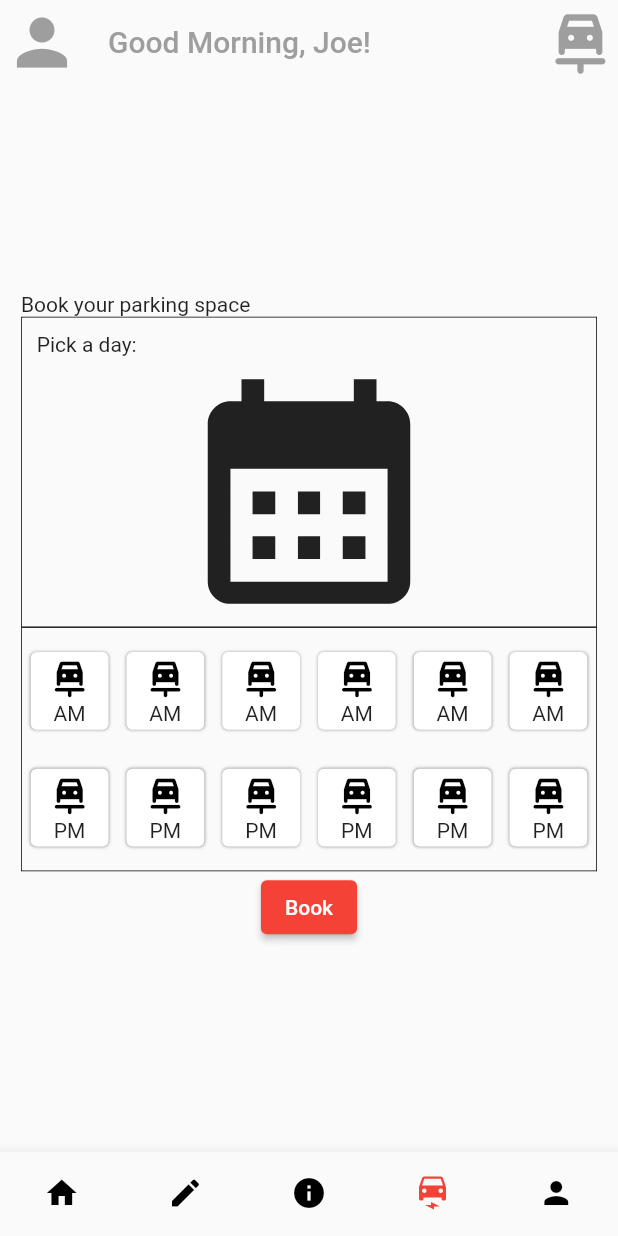
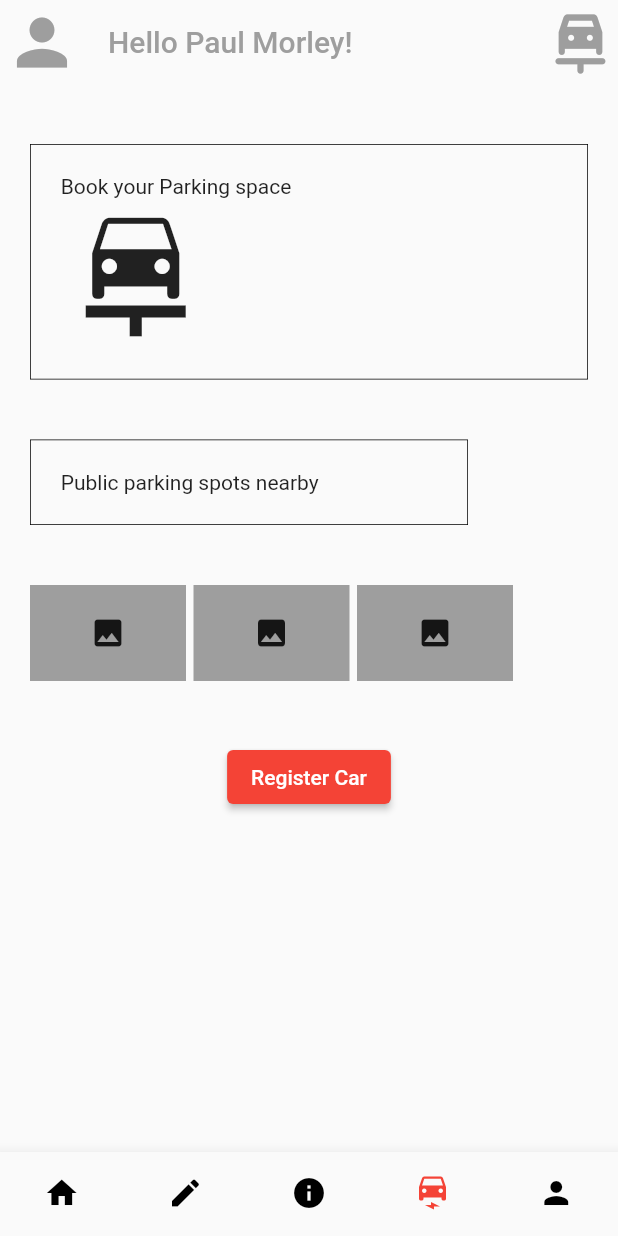
Before and after one commit to KasimAliAND/MurrayMobileFlutterSpike, a Flutter app: the TabbedNavigationBar screen opened directly, item 4 of the bottom bar chosen, on a phone screen of 412 x 824 dp. Run offline on Flutter 3.47's test engine with Material 2 defaults, Android fonts, the phone set to English and light mode, and no system bars.

Commit message:
random crap

```diff
--- a/lib/Parking/BookingCalendar.dart
+++ b/lib/Parking/Booking/BookingCalendar.dart
@@ -11,16 +11,20 @@ class BookingCalendar extends StatelessWidget {
         border: Border.all(width: 0.5)
       ),
       child: Column(
-        children: const [
-          Align(
+        children:[
+          const Align(
             alignment: Alignment.centerLeft,
             child: Padding(
-              child: Text("Pick a day:"),
-              padding: EdgeInsets.only(left: 10,top: 10)
+              padding: EdgeInsets.only(left: 10,top: 10),
+              child: Text("Pick a day:")
             ),
-
           ),
-          Icon(Icons.calendar_month, size: 180)
+          CalendarDatePicker(
+              initialDate: DateTime.now(),
+              firstDate: DateTime.now(),
+              lastDate: DateTime.now().add(const Duration(days: 1)),
+              onDateChanged: (date){},
+          )
         ],
       ),
     );
--- /dev/null
+++ b/lib/Parking/Booking/BookingPage.dart
@@ -0,0 +1,32 @@
+import 'package:flutter/material.dart';
+import 'package:murray_mobile_flutter/Parking/Booking/BookingCalendar.dart';
+import 'CarGrid.dart';
+
+class BookingPage extends StatelessWidget{
+  const BookingPage({super.key});
+
+  @override
+  Widget build(BuildContext context) {
+    return Scaffold(
+      body: Padding(
+        padding: const EdgeInsets.all(14.0),
+        child: Column(
+          mainAxisAlignment: MainAxisAlignment.center,
+          children: [
+            const Align(
+                alignment: Alignment.centerLeft,
+                child: Text("Book your parking space")
+            ),
+            const BookingCalendar(),
+            const CarGrid(),
+            ElevatedButton(
+                style: const ButtonStyle(backgroundColor: MaterialStatePropertyAll(Colors.red)),
+                onPressed: (){},
+                child: const Text("Book")
+            )
+          ],
+        ),
+      ),
+    );
+  }
+}
--- a/lib/Parking/CarGrid.dart
+++ b/lib/Parking/Booking/CarGrid.dart
@@ -1,6 +1,6 @@
 
 import 'package:flutter/material.dart';
-import 'package:murray_mobile_flutter/Parking/CarGridCell.dart';
+import 'package:murray_mobile_flutter/Parking/Booking/CarGridCell.dart';
 
 class CarGrid extends StatelessWidget{
 
--- a/lib/Parking/BookingPage.dart
+++ /dev/null
@@ -1,32 +0,0 @@
-
-import 'package:flutter/material.dart';
-import 'package:murray_mobile_flutter/Parking/BookingCalendar.dart';
-
-import 'CarGrid.dart';
-
-class BookingPage extends StatelessWidget{
-  const BookingPage({super.key});
-
-  @override
-  Widget build(BuildContext context) {
-    return Padding(
-      padding: const EdgeInsets.all(14.0),
-      child: Column(
-        mainAxisAlignment: MainAxisAlignment.center,
-        children: [
-          const Align(
-            alignment: Alignment.centerLeft,
-            child: Text("Book your parking space")
-          ),
-          const BookingCalendar(),
-          const CarGrid(),
-          ElevatedButton(
-              style: const ButtonStyle(backgroundColor: MaterialStatePropertyAll(Colors.red)),
-              onPressed: (){},
-              child: const Text("Book")
-          )
-        ],
-      ),
-    );
-  }
-}
--- /dev/null
+++ b/lib/Parking/ParkingPage.dart
@@ -0,0 +1,81 @@
+import 'package:flutter/material.dart';
+import 'Booking/BookingPage.dart';
+
+class ParkingPage extends StatelessWidget {
+  const ParkingPage({Key? key}) : super(key: key);
+
+  @override
+  Widget build(BuildContext context) {
+    return Padding(
+      padding: const EdgeInsets.only(left: 20, right: 20, top: 40),
+      child: Column(
+        children: [
+
+          GestureDetector(
+            onTap: (){Navigator.of(context).push(MaterialPageRoute(builder: (context) => const BookingPage()));},
+            child: Container(
+              padding: const EdgeInsets.all(20),
+              width: double.infinity,
+              decoration: BoxDecoration(
+                border: Border.all(width: 0.5),
+              ),
+              child: Column(
+                crossAxisAlignment: CrossAxisAlignment.start,
+                children: const [
+                  Text("Book your Parking space"),
+                  Icon(Icons.car_repair,size: 100,),
+                ],
+              ),
+            ),
+          ),
+
+          const SizedBox(height: 40),
+
+          Padding(
+            padding: const EdgeInsets.only(right: 80),
+            child: Container(
+              padding: const EdgeInsets.all(20),
+              width: double.infinity,
+              decoration: BoxDecoration(
+                border: Border.all(width: 0.5)
+              ),
+              child: const Text("Public parking spots nearby"),
+            ),
+          ),
+
+          const SizedBox(height: 40),
+
+          Row(
+            children: [
+              Container(
+                color: Colors.grey,
+                padding: const EdgeInsets.only(left: 40,right: 40, top: 20, bottom: 20),
+                child: const Icon(Icons.image),
+              ),
+              const SizedBox(width: 5),
+              Container(
+                color: Colors.grey,
+                padding: const EdgeInsets.only(left: 40,right: 40, top: 20, bottom: 20),
+                child: const Icon(Icons.image),
+              ),
+              const SizedBox(width: 5),Container(
+                color: Colors.grey,
+                padding: const EdgeInsets.only(left: 40,right: 40, top: 20, bottom: 20),
+                child: const Icon(Icons.image),
+              ),
+              const SizedBox(width: 5),
+            ]
+          ),
+
+          const SizedBox(height: 40),
+
+          ElevatedButton(
+              style: const ButtonStyle(backgroundColor: MaterialStatePropertyAll(Colors.red)),
+              onPressed: (){},
+              child: const Text("Register Car")
+          )
+        ],
+      ),
+    );
+  }
+}
--- a/lib/TabbedNavigationBar.dart
+++ b/lib/TabbedNavigationBar.dart
@@ -1,9 +1,9 @@
 import 'package:flutter/material.dart';
 import 'package:murray_mobile_flutter/Account/AccountPage.dart';
-import 'package:murray_mobile_flutter/Parking/BookingPage.dart';
 import 'package:murray_mobile_flutter/CreatePage/CreatePage.dart';
 import 'package:murray_mobile_flutter/HomePage/HomePage.dart';
 import 'package:murray_mobile_flutter/Info/InfoPage.dart';
+import 'package:murray_mobile_flutter/Parking/ParkingPage.dart';
 
 class TabbedNavigationBar extends StatefulWidget{
 
@@ -19,7 +19,7 @@ class _TabbedNavigationState extends State<TabbedNavigationBar>{
     HomePage(),
     CreatePage(),
     InfoPage(),
-    BookingPage(),
+    ParkingPage(),
     AccountPage()
   ];
 
@@ -39,7 +39,7 @@ class _TabbedNavigationState extends State<TabbedNavigationBar>{
             backgroundColor: Colors.transparent,
             shadowColor: Colors.transparent,
             leading: const Icon(Icons.person, color: Colors.grey,size: 50),
-            title: const Text("Good Morning, Joe!", style: TextStyle(color: Colors.grey)),
+            title: const Text("Hello Paul Morley!", style: TextStyle(color: Colors.grey)),
             actions: const [Icon(Icons.car_repair_rounded, color: Colors.grey,size: 50)],
           ),
           body: IndexedStack(
--- a/lib/main.dart
+++ b/lib/main.dart
@@ -44,6 +44,7 @@ class MyAppState extends State<MyApp>{
   @override
   Widget build(BuildContext context) {
     return MaterialApp(
+      debugShowCheckedModeBanner: false,
       title: 'Flutter Demo',
       theme: ThemeData(
         primarySwatch: Colors.blue,
```
Also changed, not shown: lib/Parking/Booking/CarGridCell.dart (renamed from lib/Parking/CarGridCell.dart).
